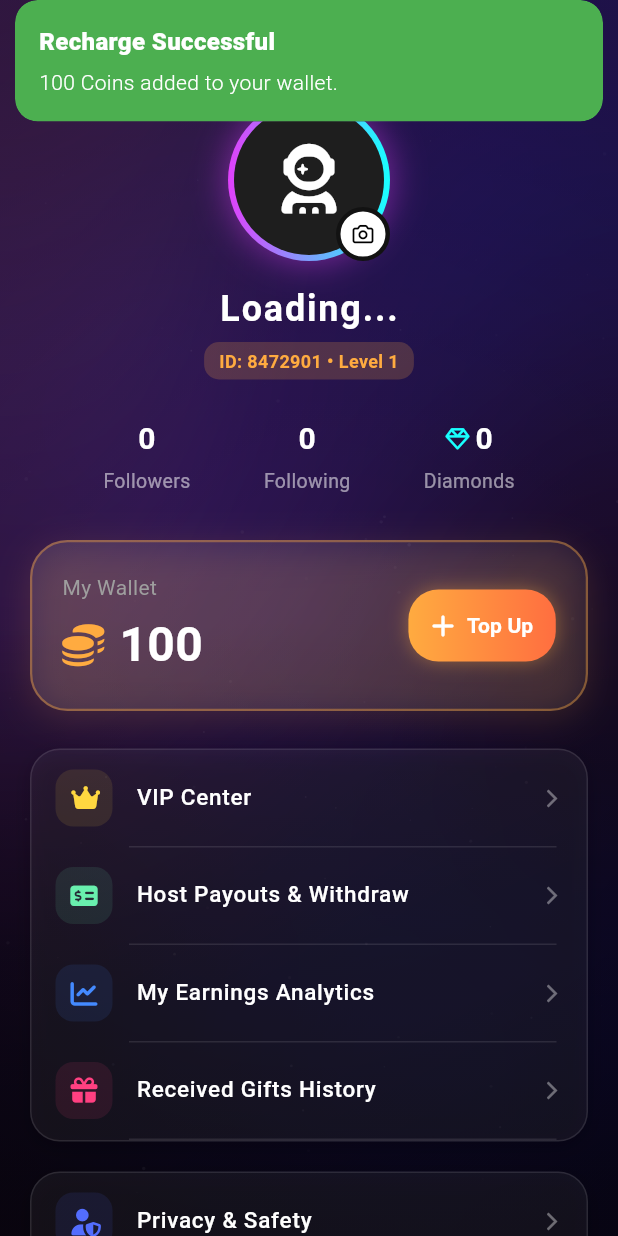
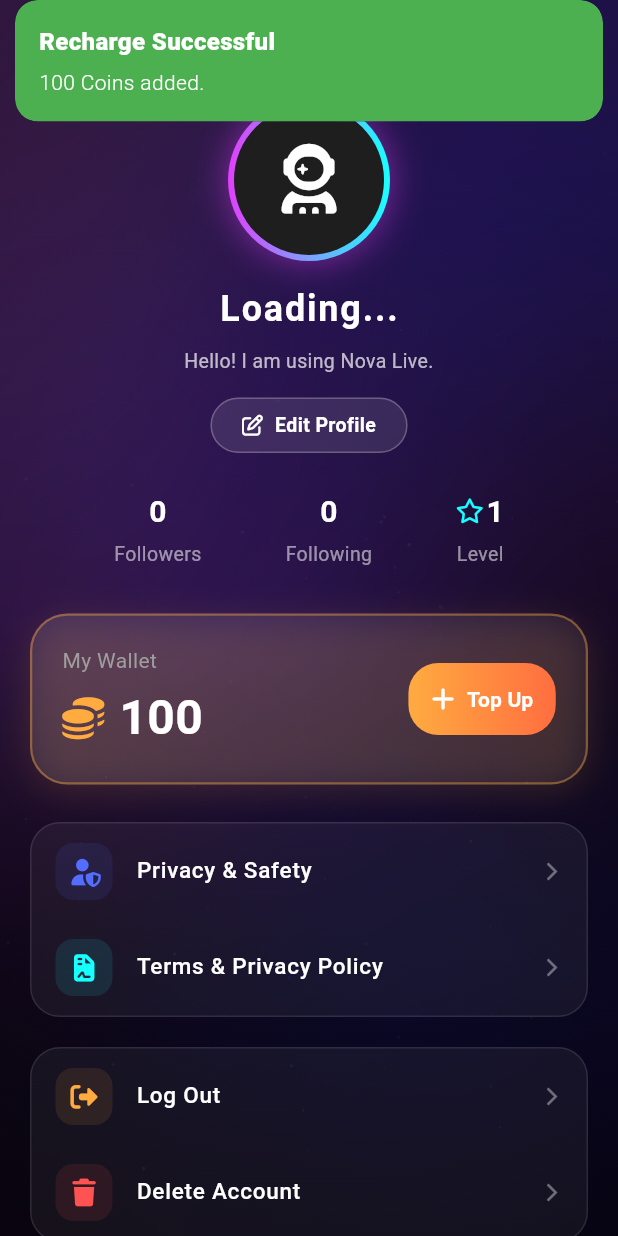
Before and after one commit to programmerrajbhai/nova_live, a Flutter app: the ProfileView screen opened directly, after a tap on an icon or button, on a phone screen of 412 x 824 dp. Run offline on Flutter 3.47's test engine with Material 3 defaults, Android fonts, the phone set to English and light mode, and no system bars; our stand-ins replace cloud_firestore, firebase_auth, firebase_core, firebase_storage, font_awesome_flutter, get and 3 more; missing offline and left inert: zego_uikit, zego_uikit_prebuilt_call, zego_uikit_prebuilt_live_audio_room, zego_uikit_signaling_plugin; accounts and stored records are empty.

Commit message:
updated with profile screens design

```diff
--- a/lib/features/profile/controller/profile_controller.dart
+++ b/lib/features/profile/controller/profile_controller.dart
@@ -7,48 +7,50 @@ import '../../auth/controller/auth_controller.dart';
 
 class ProfileController extends GetxController {
   final FirebaseFirestore _db = FirebaseFirestore.instance;
+  var myUid = ''.obs;
 
   // Basic Info
   var userName = 'Loading...'.obs;
   var userAvatar = ''.obs;
+  var userBio = 'Hello! I am using Nova Live.'.obs;
   var userLevel = 1.obs;
-  var isVip = false.obs;
 
   // Social Stats
   var followersCount = 0.obs;
   var followingCount = 0.obs;
 
-  // Monetization & Wallet
+  // Wallet
   var myCoins = 0.obs;
-  var totalEarnings = 0.0.obs;
-  var receivedDiamonds = 0.obs; // Live app e gift pele diamond hoy
+  var receivedDiamonds = 0.obs;
 
-  var connectedPayoutMethod = 'PayPal'.obs;
   var isProcessing = false.obs;
 
   @override
   void onInit() {
     super.onInit();
-    fetchUserRealData();
+    _loadUidAndFetchData();
   }
 
-  // 🔥 100% Live Sync with Firebase
-  Future<void> fetchUserRealData() async {
+  Future<void> _loadUidAndFetchData() async {
+    SharedPreferences prefs = await SharedPreferences.getInstance();
+    myUid.value = prefs.getString('uid') ?? '';
+    if (myUid.value.isNotEmpty) {
+      fetchUserRealData();
+    }
+  }
+
+  // 🔥 100% Real-time Sync with Firebase
+  void fetchUserRealData() {
     isProcessing.value = true;
     try {
-      SharedPreferences prefs = await SharedPreferences.getInstance();
-      String uid = prefs.getString('uid') ?? '';
-
-      if (uid.isNotEmpty) {
-        // Listening to data in real-time
-        _db.collection('users').doc(uid).snapshots().listen((doc) {
+      if (myUid.value.isNotEmpty) {
+        _db.collection('users').doc(myUid.value).snapshots().listen((doc) {
           if (doc.exists) {
             userName.value = doc['name'] ?? 'Nova User';
             userAvatar.value = doc['avatar'] ?? '';
+            userBio.value = doc['bio'] ?? 'Hello! I am using Nova Live.';
             userLevel.value = doc['level'] ?? 1;
-            isVip.value = doc['isVip'] ?? false;
             myCoins.value = doc['coins'] ?? 0;
-            totalEarnings.value = (doc['totalEarnings'] ?? 0.0).toDouble();
             receivedDiamonds.value = doc['receivedDiamonds'] ?? 0;
             followersCount.value = doc['followers'] ?? 0;
             followingCount.value = doc['following'] ?? 0;
@@ -62,104 +64,77 @@ class ProfileController extends GetxController {
     }
   }
 
-  // 💎 Background Coin Management
-  Future<void> _updateCoinsInFirebase(int amountToChange) async {
+  // 📝 Update Profile Data (Name & Bio)
+  Future<void> updateProfileDetails(String newName, String newBio) async {
+    if (newName.isEmpty) {
+      Get.snackbar('Error', 'Name cannot be empty.', backgroundColor: Colors.redAccent, colorText: Colors.white);
+      return;
+    }
+
+    isProcessing.value = true;
     try {
-      SharedPreferences prefs = await SharedPreferences.getInstance();
-      String uid = prefs.getString('uid') ?? '';
-      if (uid.isNotEmpty) {
-        await _db.collection('users').doc(uid).update({
-          'coins': FieldValue.increment(amountToChange),
+      if (myUid.value.isNotEmpty) {
+        await _db.collection('users').doc(myUid.value).update({
+          'name': newName.trim(),
+          'bio': newBio.trim(),
         });
+        Get.back(); // Close Edit Screen
+        Get.snackbar('Success', 'Profile updated successfully!', backgroundColor: Colors.green, colorText: Colors.white, snackPosition: SnackPosition.BOTTOM);
       }
     } catch (e) {
-      debugPrint("Coin update failed: $e");
+      Get.snackbar('Error', 'Failed to update profile.', backgroundColor: Colors.redAccent, colorText: Colors.white);
+    } finally {
+      isProcessing.value = false;
     }
   }
 
+  // Wallet Top-Up
   Future<void> addCoins(int amount) async {
     isProcessing.value = true;
-    // Local Update
     myCoins.value += amount;
-    // Server Update
-    await _updateCoinsInFirebase(amount);
+    if (myUid.value.isNotEmpty) {
+      await _db.collection('users').doc(myUid.value).update({'coins': FieldValue.increment(amount)});
+    }
     isProcessing.value = false;
   }
 
+  // 🔥 Deduct Coins (Restored for Audio/Live Room Gifts)
   bool deductCoins(int amount) {
     if (myCoins.value >= amount) {
       myCoins.value -= amount;
-      _updateCoinsInFirebase(-amount);
+      if (myUid.value.isNotEmpty) {
+        _db.collection('users').doc(myUid.value).update({'coins': FieldValue.increment(-amount)});
+      }
       return true;
     }
     return false;
   }
 
-  // 💸 Payout Logic
-  Future<void> requestWithdrawal(double amount) async {
-    if (amount < 50.0) {
-      Get.snackbar('Minimum Payout', 'You need at least \$50 to withdraw.', backgroundColor: Colors.redAccent, colorText: Colors.white);
-      return;
-    }
-    if (amount > totalEarnings.value) {
-      Get.snackbar('Invalid Amount', 'Insufficient earnings.', backgroundColor: Colors.redAccent, colorText: Colors.white);
-      return;
-    }
-
-    isProcessing.value = true;
-    Get.snackbar('Processing...', 'Transferring to ${connectedPayoutMethod.value}.', backgroundColor: Colors.orangeAccent, colorText: Colors.black);
-    await Future.delayed(const Duration(seconds: 3));
-
-    totalEarnings.value -= amount;
-
-    // Server Thekeo deduction kora uchit
-    SharedPreferences prefs = await SharedPreferences.getInstance();
-    String uid = prefs.getString('uid') ?? '';
-    await _db.collection('users').doc(uid).update({
-      'totalEarnings': FieldValue.increment(-amount),
-    });
-
-    isProcessing.value = false;
-    Get.snackbar('Success ✅', 'Withdrawal successful.', backgroundColor: Colors.greenAccent, colorText: Colors.black);
-  }
-
-  // 🚪 100% Perfect Logout
+  // 🚪 Perfect Logout
   Future<void> logOut() async {
     isProcessing.value = true;
     SharedPreferences prefs = await SharedPreferences.getInstance();
-
-    // Ekhane presence false kore dewa bhalo (if available)
-    String uid = prefs.getString('uid') ?? '';
-    if(uid.isNotEmpty) {
-      await _db.collection('users').doc(uid).update({'isOnline': false});
+    if(myUid.value.isNotEmpty) {
+      await _db.collection('users').doc(myUid.value).update({'isOnline': false});
     }
-
     await prefs.clear();
-
     if (Get.isRegistered<AuthController>()) Get.find<AuthController>().isAgreed.value = false;
     Get.offAll(() => LoginView(), transition: Transition.fadeIn);
     isProcessing.value = false;
   }
 
-  // 🗑️ Delete Account (Complete Wipe)
+  // 🗑️ Delete Account
   Future<void> deleteUserAccount() async {
     isProcessing.value = true;
     try {
       SharedPreferences prefs = await SharedPreferences.getInstance();
-      String uid = prefs.getString('uid') ?? '';
-
-      if (uid.isNotEmpty) {
-        // Firebase Cloud Function thakle bhalo, otherwise delete from client
-        await _db.collection('users').doc(uid).delete();
+      if (myUid.value.isNotEmpty) {
+        await _db.collection('users').doc(myUid.value).delete();
       }
-
       await prefs.clear();
-      myCoins.value = 0;
-      totalEarnings.value = 0.0;
-
       if (Get.isRegistered<AuthController>()) Get.find<AuthController>().isAgreed.value = false;
       Get.offAll(() => LoginView(), transition: Transition.fadeIn);
-      Get.snackbar('Account Deleted', 'Your data has been removed permanently from our servers.', backgroundColor: Colors.redAccent, colorText: Colors.white);
+      Get.snackbar('Account Deleted', 'Your data has been removed permanently.', backgroundColor: Colors.redAccent, colorText: Colors.white);
     } catch (e) {
       Get.snackbar('Error', 'Failed to delete account.', backgroundColor: Colors.redAccent, colorText: Colors.white);
     } finally {
--- a/lib/features/profile/view/profile_view.dart
+++ b/lib/features/profile/view/profile_view.dart
@@ -1,15 +1,26 @@
 import 'package:flutter/material.dart';
 import 'package:get/get.dart';
 import 'package:font_awesome_flutter/font_awesome_flutter.dart';
+import 'package:url_launcher/url_launcher.dart'; // Add this in pubspec.yaml if not added
 
-import '../../../core/widgets/premium_background.dart'; // 🔥 Premium Background Import
+import '../../../core/widgets/premium_background.dart';
 import '../controller/profile_controller.dart';
 import '../../messages/view/settings_view.dart';
+import 'edit_profile_view.dart'; // 🔥 Import Edit Profile
 
 class ProfileView extends StatelessWidget {
   final ProfileController controller = Get.put(ProfileController());
 
   ProfileView({super.key});
+
+  void _openPrivacyPolicy() async {
+    const url = 'https://policies.google.com/privacy'; // Replace with your actual privacy policy URL
+    if (await canLaunchUrl(Uri.parse(url))) {
+      await launchUrl(Uri.parse(url), mode: LaunchMode.externalApplication);
+    } else {
+      Get.snackbar('Error', 'Could not open Privacy Policy.', backgroundColor: Colors.redAccent);
+    }
+  }
 
   void _showLogoutDialog() {
     Get.defaultDialog(
@@ -18,7 +29,6 @@ class ProfileView extends StatelessWidget {
       middleText: "Are you sure you want to log out of your account?",
       middleTextStyle: const TextStyle(color: Colors.grey),
       backgroundColor: const Color(0xFF1E1E1E),
-      barrierDismissible: false,
       textConfirm: "Log Out",
       textCancel: "Cancel",
       confirmTextColor: Colors.white,
@@ -35,11 +45,10 @@ class ProfileView extends StatelessWidget {
     Get.defaultDialog(
       title: "Delete Account?",
       titleStyle: const TextStyle(color: Colors.redAccent, fontWeight: FontWeight.bold),
-      middleText: "This action cannot be undone. All your data, coins, and history will be permanently deleted from our servers.",
+      middleText: "This action cannot be undone. All your data will be permanently deleted.",
       middleTextStyle: const TextStyle(color: Colors.grey),
       backgroundColor: const Color(0xFF1E1E1E),
-      barrierDismissible: false,
-      textConfirm: "Delete Permanently",
+      textConfirm: "Delete",
       textCancel: "Cancel",
       confirmTextColor: Colors.white,
       cancelTextColor: Colors.white,
@@ -53,10 +62,9 @@ class ProfileView extends StatelessWidget {
 
   @override
   Widget build(BuildContext context) {
-    // 🔥 Premium Background Wrapped Here
     return PremiumBackground(
       child: Scaffold(
-        backgroundColor: Colors.transparent, // 🔥 Scaffold Background Transparent Kora Holo
+        backgroundColor: Colors.transparent,
         appBar: AppBar(
           title: const Text('My Profile', style: TextStyle(fontWeight: FontWeight.bold, color: Colors.purpleAccent, fontSize: 24)),
           backgroundColor: Colors.transparent,
@@ -64,10 +72,7 @@ class ProfileView extends StatelessWidget {
           actions: [
             IconButton(
               icon: const Icon(FontAwesomeIcons.gear, color: Colors.white, size: 20),
-              onPressed: () {
-                // Navigate to Settings View for Safety & Block Options
-                Get.to(() => SettingsView(), transition: Transition.rightToLeftWithFade);
-              },
+              onPressed: () => Get.to(() => SettingsView(), transition: Transition.rightToLeftWithFade),
             ),
             const SizedBox(width: 10),
           ],
@@ -85,75 +90,60 @@ class ProfileView extends StatelessWidget {
                 Center(
                   child: Column(
                     children: [
-                      Stack(
-                        alignment: Alignment.bottomRight,
-                        children: [
                       Container(
                         padding: const EdgeInsets.all(4),
                         decoration: BoxDecoration(
                           shape: BoxShape.circle,
-                              gradient: LinearGradient(
-                                colors: controller.isVip.value
-                                    ? [Colors.amberAccent, Colors.orange]
-                                    : [Colors.purpleAccent, Colors.cyanAccent],
-                              ),
+                          gradient: const LinearGradient(colors: [Colors.purpleAccent, Colors.cyanAccent]),
                           boxShadow: [BoxShadow(color: Colors.purpleAccent.withOpacity(0.5), blurRadius: 20)],
                         ),
                         child: CircleAvatar(
                           radius: 50,
                           backgroundColor: const Color(0xFF1E1E1E),
-                              backgroundImage: controller.userAvatar.value.isNotEmpty
-                                  ? NetworkImage(controller.userAvatar.value)
-                                  : null,
-                              child: controller.userAvatar.value.isEmpty
-                                  ? const Icon(FontAwesomeIcons.userAstronaut, size: 45, color: Colors.white)
-                                  : null,
+                          backgroundImage: controller.userAvatar.value.isNotEmpty ? NetworkImage(controller.userAvatar.value) : null,
+                          child: controller.userAvatar.value.isEmpty ? const Icon(FontAwesomeIcons.userAstronaut, size: 45, color: Colors.white) : null,
                         ),
-                          ),
-                          Container(
-                            padding: const EdgeInsets.all(8),
-                            decoration: BoxDecoration(color: Colors.white, shape: BoxShape.circle, border: Border.all(color: const Color(0xFF121212), width: 3)),
-                            child: const Icon(FontAwesomeIcons.camera, size: 14, color: Colors.black),
-                          ),
-                        ],
                       ),
                       const SizedBox(height: 15),
 
-                      // Name & VIP Tag
-                      Row(
-                        mainAxisAlignment: MainAxisAlignment.center,
+                      Text(controller.userName.value, style: const TextStyle(color: Colors.white, fontSize: 24, fontWeight: FontWeight.bold, letterSpacing: 1.2)),
+                      const SizedBox(height: 8),
+
+                      // 🔥 Bio Show Korbe
+                      Padding(
+                        padding: const EdgeInsets.symmetric(horizontal: 20),
+                        child: Text(controller.userBio.value, textAlign: TextAlign.center, style: const TextStyle(color: Colors.white70, fontSize: 13)),
+                      ),
+                      const SizedBox(height: 15),
+
+                      // 🔥 Edit Profile Button
+                      GestureDetector(
+                        onTap: () => Get.to(() => const EditProfileView(), transition: Transition.downToUp),
+                        child: Container(
+                          padding: const EdgeInsets.symmetric(horizontal: 20, vertical: 8),
+                          decoration: BoxDecoration(color: Colors.white.withOpacity(0.1), borderRadius: BorderRadius.circular(20), border: Border.all(color: Colors.white24)),
+                          child: const Row(
+                            mainAxisSize: MainAxisSize.min,
                             children: [
-                          Text(
-                            controller.userName.value,
-                            style: const TextStyle(color: Colors.white, fontSize: 24, fontWeight: FontWeight.bold, letterSpacing: 1.2),
-                          ),
-                          if (controller.isVip.value) ...[
-                            const SizedBox(width: 8),
-                            const Icon(FontAwesomeIcons.crown, color: Colors.amberAccent, size: 20),
-                          ]
+                              Icon(FontAwesomeIcons.penToSquare, color: Colors.white, size: 14),
+                              SizedBox(width: 8),
+                              Text('Edit Profile', style: TextStyle(color: Colors.white, fontWeight: FontWeight.bold, fontSize: 13)),
                             ],
                           ),
-
-                      const SizedBox(height: 5),
-
-                      // ID & Level
-                      Container(
-                        padding: const EdgeInsets.symmetric(horizontal: 10, vertical: 4),
-                        decoration: BoxDecoration(color: Colors.orangeAccent.withOpacity(0.2), borderRadius: BorderRadius.circular(10)),
-                        child: Text('ID: 8472901 • Level ${controller.userLevel.value}', style: const TextStyle(color: Colors.orangeAccent, fontSize: 12, fontWeight: FontWeight.bold)),
+                        ),
                       ),
                     ],
                   ),
                 ),
                 const SizedBox(height: 25),
 
-                // ২. Social Stats (Followers, Following, Received Diamonds)
+                // ২. Social Stats
                 Row(
                   mainAxisAlignment: MainAxisAlignment.spaceEvenly,
                   children: [
                     _buildStatColumn('Followers', controller.followersCount.value.toString()),
                     _buildStatColumn('Following', controller.followingCount.value.toString()),
-                    _buildStatColumn('Diamonds', controller.receivedDiamonds.value.toString(), icon: FontAwesomeIcons.gem),
+                    _buildStatColumn('Level', controller.userLevel.value.toString(), icon: FontAwesomeIcons.star),
                   ],
                 ),
                 const SizedBox(height: 30),
@@ -179,30 +169,18 @@ class ProfileView extends StatelessWidget {
                             children: [
                               const Icon(FontAwesomeIcons.coins, color: Colors.orangeAccent, size: 28),
                               const SizedBox(width: 10),
-                              Text(
-                                '${controller.myCoins.value}',
-                                style: const TextStyle(color: Colors.white, fontSize: 32, fontWeight: FontWeight.bold),
-                              ),
+                              Text('${controller.myCoins.value}', style: const TextStyle(color: Colors.white, fontSize: 32, fontWeight: FontWeight.bold)),
                             ],
                           ),
                         ],
                       ),
-
                       Container(
-                        decoration: BoxDecoration(
-                          gradient: const LinearGradient(colors: [Colors.orangeAccent, Colors.deepOrangeAccent]),
-                          borderRadius: BorderRadius.circular(20),
-                          boxShadow: [BoxShadow(color: Colors.orangeAccent.withOpacity(0.4), blurRadius: 10)],
-                        ),
+                        decoration: BoxDecoration(gradient: const LinearGradient(colors: [Colors.orangeAccent, Colors.deepOrangeAccent]), borderRadius: BorderRadius.circular(20)),
                         child: ElevatedButton.icon(
-                          style: ElevatedButton.styleFrom(
-                            backgroundColor: Colors.transparent,
-                            shadowColor: Colors.transparent,
-                            padding: const EdgeInsets.symmetric(horizontal: 15, vertical: 12),
-                          ),
+                          style: ElevatedButton.styleFrom(backgroundColor: Colors.transparent, shadowColor: Colors.transparent, padding: const EdgeInsets.symmetric(horizontal: 15, vertical: 12)),
                           onPressed: () {
                             controller.addCoins(100);
-                            Get.snackbar('Recharge Successful', '100 Coins added to your wallet.', backgroundColor: Colors.green, colorText: Colors.white);
+                            Get.snackbar('Recharge Successful', '100 Coins added.', backgroundColor: Colors.green, colorText: Colors.white);
                           },
                           icon: const Icon(FontAwesomeIcons.plus, color: Colors.white, size: 16),
                           label: const Text('Top Up', style: TextStyle(color: Colors.white, fontWeight: FontWeight.bold)),
@@ -213,51 +191,17 @@ class ProfileView extends StatelessWidget {
                 ),
                 const SizedBox(height: 25),
 
-                // ৪. Live Streaming & Monetization Tools
+                // ৪. Core Settings (Privacy Policy Added)
                 _buildMenuCard([
-                  _buildMenuItem(FontAwesomeIcons.crown, 'VIP Center', Colors.amberAccent, onTap: () {}),
-                  _buildMenuItem(FontAwesomeIcons.moneyCheckDollar, 'Host Payouts & Withdraw', Colors.greenAccent, onTap: () {
-                    controller.requestWithdrawal(50.0);
-                  }),
-                  _buildMenuItem(FontAwesomeIcons.chartLine, 'My Earnings Analytics', Colors.blueAccent, onTap: () {}),
-                  _buildMenuItem(FontAwesomeIcons.gift, 'Received Gifts History', Colors.pinkAccent, onTap: () {}),
+                  _buildMenuItem(FontAwesomeIcons.userShield, 'Privacy & Safety', Colors.indigoAccent, onTap: () => Get.to(() => SettingsView())),
+                  _buildMenuItem(FontAwesomeIcons.fileContract, 'Terms & Privacy Policy', Colors.cyanAccent, onTap: _openPrivacyPolicy), // 🔥 Required by Google Play
                 ]),
                 const SizedBox(height: 20),
 
-                // ৫. Legal & Safety
+                // ৫. Account Actions
                 _buildMenuCard([
-                  _buildMenuItem(FontAwesomeIcons.userShield, 'Privacy & Safety', Colors.indigoAccent, onTap: () {
-                    Get.to(() => SettingsView(), transition: Transition.rightToLeftWithFade);
-                  }),
-                  _buildMenuItem(FontAwesomeIcons.shieldHeart, 'Community Guidelines', Colors.cyanAccent, onTap: () {}),
-                  _buildMenuItem(FontAwesomeIcons.fileContract, 'Terms of Service', Colors.grey, onTap: () {}),
-                ]),
-                const SizedBox(height: 20),
-
-                // ৬. Account Actions (Log Out / Delete)
-                _buildMenuCard([
-                  ListTile(
-                    leading: Container(
-                      padding: const EdgeInsets.all(10),
-                      decoration: BoxDecoration(color: Colors.orangeAccent.withOpacity(0.1), borderRadius: BorderRadius.circular(12)),
-                      child: const Icon(FontAwesomeIcons.rightFromBracket, color: Colors.orangeAccent, size: 18),
-                    ),
-                    title: const Text('Log Out', style: TextStyle(color: Colors.orangeAccent, fontWeight: FontWeight.bold)),
-                    trailing: const Icon(Icons.arrow_forward_ios, color: Colors.white38, size: 16),
-                    onTap: _showLogoutDialog,
-                  ),
-                  const Divider(color: Colors.white10, height: 1, indent: 60, endIndent: 20),
-
-                  ListTile(
-                    leading: Container(
-                      padding: const EdgeInsets.all(10),
-                      decoration: BoxDecoration(color: Colors.redAccent.withOpacity(0.1), borderRadius: BorderRadius.circular(12)),
-                      child: const Icon(FontAwesomeIcons.trash, color: Colors.redAccent, size: 18),
-                    ),
-                    title: const Text('Delete Account', style: TextStyle(color: Colors.redAccent, fontWeight: FontWeight.bold)),
-                    trailing: const Icon(Icons.arrow_forward_ios, color: Colors.white38, size: 16),
-                    onTap: _showDeleteAccountDialog,
-                  ),
+                  _buildMenuItem(FontAwesomeIcons.rightFromBracket, 'Log Out', Colors.orangeAccent, onTap: _showLogoutDialog),
+                  _buildMenuItem(FontAwesomeIcons.trash, 'Delete Account', Colors.redAccent, onTap: _showDeleteAccountDialog),
                 ]),
 
                 const SizedBox(height: 30),
@@ -271,16 +215,12 @@ class ProfileView extends StatelessWidget {
     );
   }
 
-  // 🔹 Stats Helper
   Widget _buildStatColumn(String label, String value, {IconData? icon}) {
     return Column(
       children: [
         Row(
           children: [
-            if (icon != null) ...[
-              Icon(icon, color: Colors.cyanAccent, size: 16),
-              const SizedBox(width: 4),
-            ],
+            if (icon != null) ...[Icon(icon, color: Colors.cyanAccent, size: 16), const SizedBox(width: 4)],
             Text(value, style: const TextStyle(color: Colors.white, fontSize: 20, fontWeight: FontWeight.bold)),
           ],
         ),
@@ -290,35 +230,27 @@ class ProfileView extends StatelessWidget {
     );
   }
 
-  // 🔹 Menu Card Helper
   Widget _buildMenuCard(List<Widget> children) {
     return Container(
       decoration: BoxDecoration(
-        color: Colors.white.withOpacity(0.05), // 🔥 Transparent color for premium look over PremiumBackground
+        color: Colors.white.withOpacity(0.05),
         borderRadius: BorderRadius.circular(20),
         border: Border.all(color: Colors.white.withOpacity(0.1)),
-        boxShadow: [BoxShadow(color: Colors.black.withOpacity(0.2), blurRadius: 10, offset: const Offset(0, 4))],
       ),
       child: Column(children: children),
     );
   }
 
-  // 🔹 Menu Item Helper
   Widget _buildMenuItem(IconData icon, String title, Color iconColor, {required VoidCallback onTap}) {
     return Column(
       children: [
         ListTile(
           contentPadding: const EdgeInsets.symmetric(horizontal: 16, vertical: 4),
-          leading: Container(
-            padding: const EdgeInsets.all(10),
-            decoration: BoxDecoration(color: iconColor.withOpacity(0.1), borderRadius: BorderRadius.circular(12)),
-            child: Icon(icon, color: iconColor, size: 18),
-          ),
+          leading: Container(padding: const EdgeInsets.all(10), decoration: BoxDecoration(color: iconColor.withOpacity(0.1), borderRadius: BorderRadius.circular(12)), child: Icon(icon, color: iconColor, size: 18)),
           title: Text(title, style: const TextStyle(color: Colors.white, fontSize: 15, fontWeight: FontWeight.w500)),
           trailing: const Icon(Icons.arrow_forward_ios, color: Colors.white38, size: 14),
           onTap: onTap,
         ),
-        const Divider(color: Colors.white10, height: 1, indent: 65, endIndent: 20),
       ],
     );
   }
--- a/pubspec.yaml
+++ b/pubspec.yaml
@@ -35,9 +35,10 @@ dependencies:
   # Use with the CupertinoIcons class for iOS style icons.
   cupertino_icons: ^1.0.8
 
-  font_awesome_flutter: ^10.7.0 # কালারফুল ও প্রফেশনাল আইকনের জন্য
+  font_awesome_flutter: ^10.7.0
   get: ^4.6.6
-  shared_preferences: ^2.2.2  # অটো-লগিনের জন্য নতুন প্যাকেজ
+  shared_preferences: ^2.2.2
+  url_launcher:
 
 
   # 🔥 এই ৩টি লাইন নতুন করে বসাবেন
```
Also changed, not shown: lib/features/profile/view/edit_profile_view.dart (added, +146 -0 lines), lib/features/audio_room/controller/active_room_controller.dart (line endings or trailing spaces), pubspec.lock, 1 other file. Lines whose indentation alone changed are shown as unchanged.
